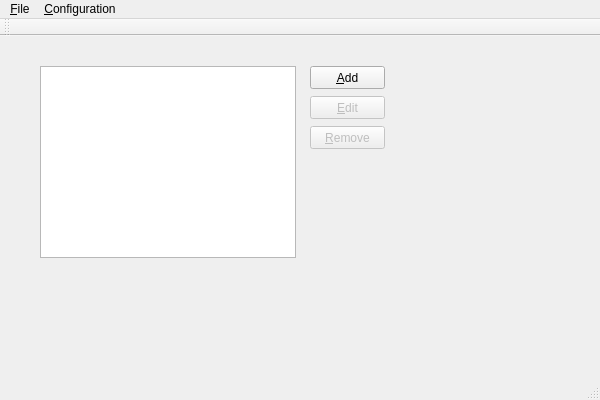
Above: source/mainwindow.ui from martin-kudlicka/compact-ntfs before the change. Below: the same form after it.
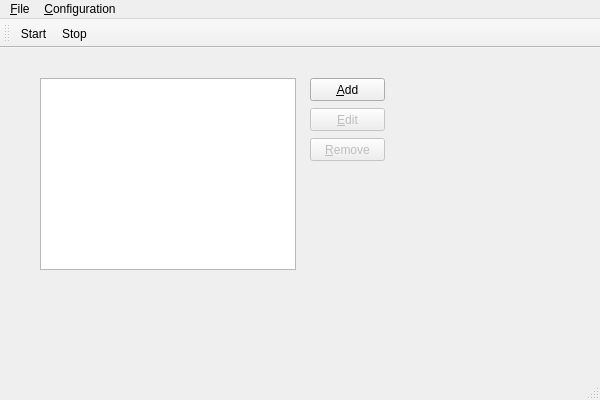
That is the form after the change.

Commit message: + collect locations on compact start

```diff
--- a/source/mainwindow.ui
+++ b/source/mainwindow.ui
@@ -107,6 +107,8 @@
    <attribute name="toolBarBreak">
     <bool>false</bool>
    </attribute>
+   <addaction name="actionStartCompact"/>
+   <addaction name="actionStopCompact"/>
   </widget>
   <widget class="QStatusBar" name="statusBar"/>
   <action name="action_Exit">
@@ -119,6 +121,16 @@
     <string>&amp;Options...</string>
    </property>
   </action>
+  <action name="actionStartCompact">
+   <property name="text">
+    <string>&amp;Start</string>
+   </property>
+  </action>
+  <action name="actionStopCompact">
+   <property name="text">
+    <string>&amp;Stop</string>
+   </property>
+  </action>
  </widget>
  <layoutdefault spacing="6" margin="11"/>
  <resources>
```
The commit also changes 7 other files.
